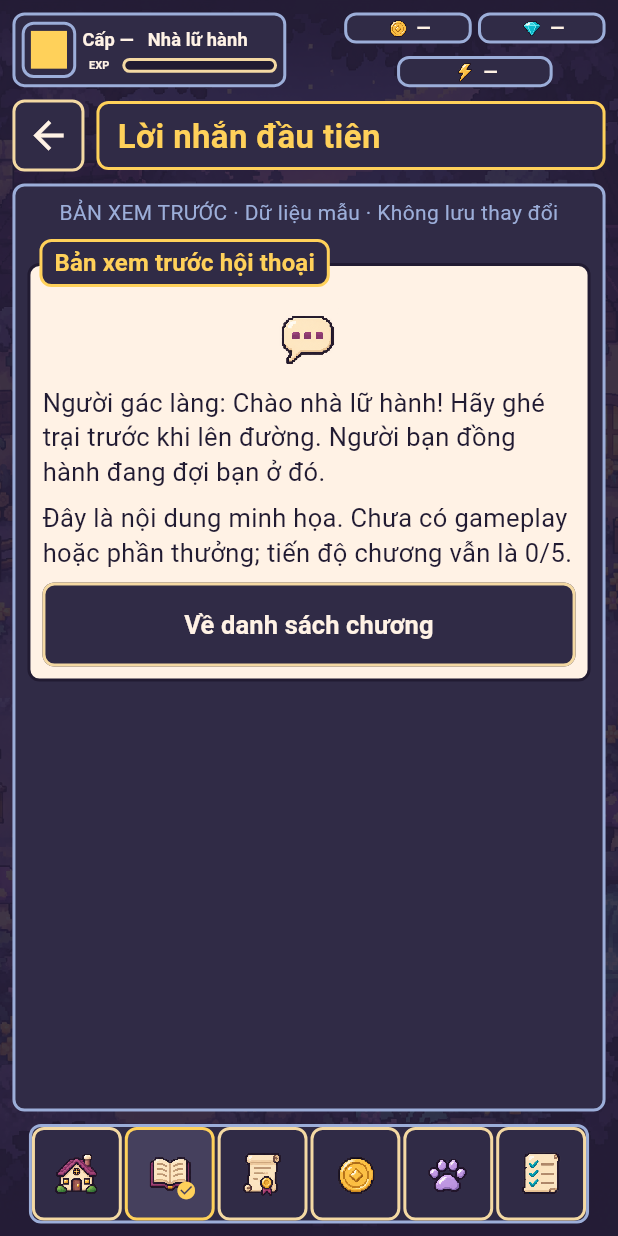
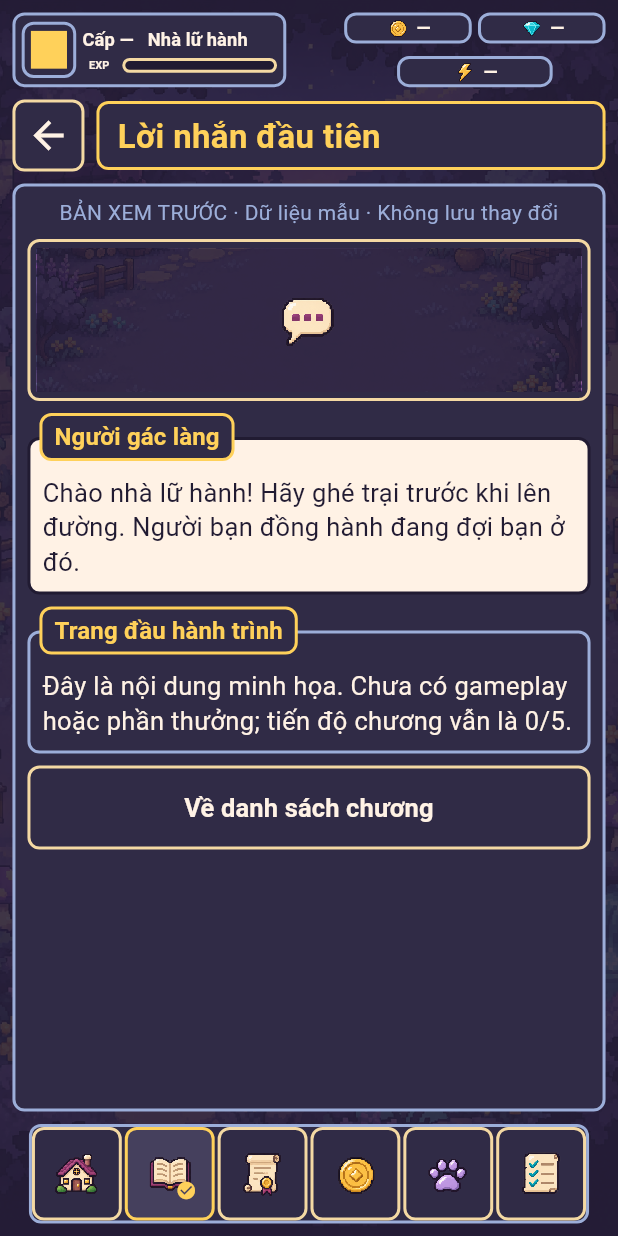
Before and after one commit to majinbaka/ham-master, a Flutter app: the StoryEpisodeScreen screen opened by its route, on a phone screen of 412 x 824 dp. Run offline on Flutter 3.47's test engine with Material 3 defaults, Android fonts, the phone set to English and light mode, and no system bars; our stand-ins replace flutter_riverpod, go_router.

Commit message:
feat: frame episode dialogue as a traveler journal
Separate the speaker and cream dialogue paper from preview notes. Keep the village vignette and a clearly visible route back to the chapter list.

```diff
--- a/lib/features/story/presentation/story_screen.dart
+++ b/lib/features/story/presentation/story_screen.dart
@@ -106,23 +106,26 @@ class StoryEpisodeScreen extends StatelessWidget {
     onNavigate: onNavigate ?? (_) => onBack(),
     onBack: onBack,
     backLabel: 'Về Cốt truyện',
-    child: MenuPanel(
-      title: 'Bản xem trước hội thoại',
-      light: true,
     child: Column(
       crossAxisAlignment: CrossAxisAlignment.stretch,
       spacing: 8,
       children: [
-          const PixelIcon(PixelIconKind.talk, size: 48),
-          const Text(
-            'Người gác làng: Chào nhà lữ hành! Hãy ghé trại trước khi lên đường. Người bạn đồng hành đang đợi bạn ở đó.',
+        const MenuPreview(icon: PixelIconKind.talk),
+        const MenuPanel(
+          title: 'Người gác làng',
+          light: true,
+          child: Text(
+            'Chào nhà lữ hành! Hãy ghé trại trước khi lên đường. Người bạn đồng hành đang đợi bạn ở đó.',
           ),
-          const Text(
+        ),
+        const MenuPanel(
+          title: 'Trang đầu hành trình',
+          child: Text(
             'Đây là nội dung minh họa. Chưa có gameplay hoặc phần thưởng; tiến độ chương vẫn là 0/5.',
+          ),
         ),
         MenuButton(label: 'Về danh sách chương', onPressed: onBack),
       ],
     ),
-    ),
   );
 }
```
Also changed, not shown: docs/art/runtime-preview/episode.png, 1 other file. Lines whose indentation alone changed are shown as unchanged.
